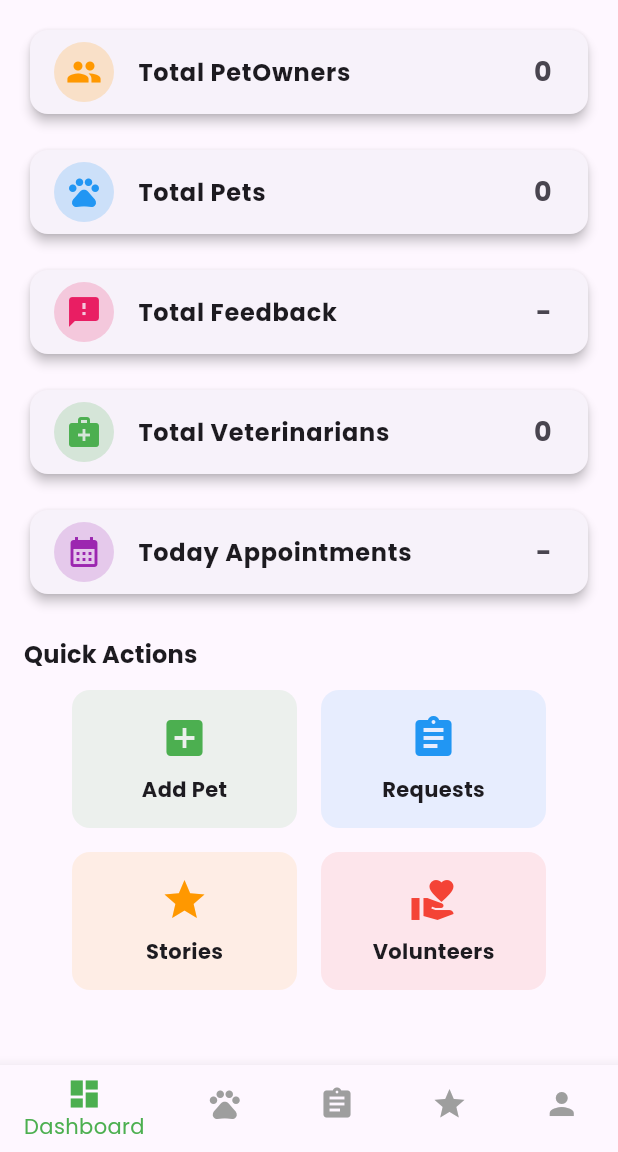
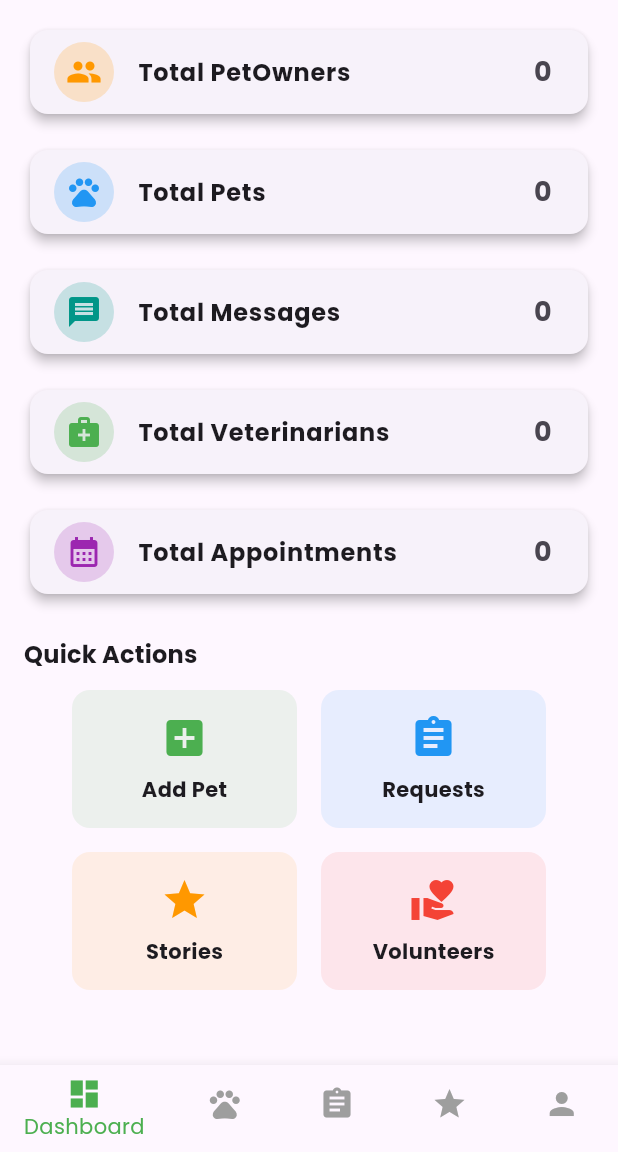
Before and after one commit to syedkashanabbas/PawfectCare, a Flutter app: the ShelterDashboardScreen screen opened by its route, on a phone screen of 412 x 824 dp, the part 84-1236 px from its top. Run offline on Flutter 3.47's test engine with Material 3 defaults, Android fonts, the phone set to English and light mode, and no system bars; our stand-ins replace cloud_firestore, firebase_auth, firebase_core, firebase_database, google_fonts, image_picker and 2 more; accounts and stored records are empty.

Commit message:
Update Dashboard.dart

```diff
--- a/lib/Shelter/Dashboard.dart
+++ b/lib/Shelter/Dashboard.dart
@@ -14,7 +14,6 @@ class ShelterDashboardScreen extends StatelessWidget {
       appBar: AppBar(
         backgroundColor: greenColor,
         title: const Text("Shelter Dashboard", style: TextStyle(color: Colors.white)),
-        // leading: const BackButton(color: Colors.white),
       ),
       drawer: const ShelterDrawer(),
       body: SingleChildScrollView(
@@ -25,11 +24,11 @@ class ShelterDashboardScreen extends StatelessWidget {
             const SizedBox(height: 16),
             _buildPetsCountCard("Total Pets", Icons.pets, Colors.blue),
             const SizedBox(height: 16),
-            _buildStatCard("Total Feedback", "-", Icons.feedback, Colors.pink), // empty for now
+            _buildContactMsgCountCard("Total Messages", Icons.message, Colors.teal),
             const SizedBox(height: 16),
             _buildUserCountCard("Total Veterinarians", "Veterinarian", Icons.medical_services, Colors.green),
             const SizedBox(height: 16),
-            _buildStatCard("Today Appointments", "-", Icons.calendar_month, Colors.purple), // empty for now
+            _buildAppointmentsCountCard("Total Appointments", Icons.calendar_month, Colors.purple),
             const SizedBox(height: 24),
 
             Align(
@@ -97,6 +96,36 @@ class ShelterDashboardScreen extends StatelessWidget {
     );
   }
 
+  /// Realtime DB appointments count
+  Widget _buildAppointmentsCountCard(String title, IconData icon, Color color) {
+    return StreamBuilder(
+      stream: FirebaseDatabase.instance.ref("appointments").onValue,
+      builder: (context, snapshot) {
+        if (!snapshot.hasData || snapshot.data!.snapshot.value == null) {
+          return _buildStatCard(title, "0", icon, color);
+        }
+        final appointMap = Map<dynamic, dynamic>.from(snapshot.data!.snapshot.value as Map);
+        final totalAppointments = appointMap.length.toString();
+        return _buildStatCard(title, totalAppointments, icon, color);
+      },
+    );
+  }
+
+  /// Realtime DB contact_messages count
+  Widget _buildContactMsgCountCard(String title, IconData icon, Color color) {
+    return StreamBuilder(
+      stream: FirebaseDatabase.instance.ref("contact_messages").onValue,
+      builder: (context, snapshot) {
+        if (!snapshot.hasData || snapshot.data!.snapshot.value == null) {
+          return _buildStatCard(title, "0", icon, color);
+        }
+        final msgMap = Map<dynamic, dynamic>.from(snapshot.data!.snapshot.value as Map);
+        final totalMsgs = msgMap.length.toString();
+        return _buildStatCard(title, totalMsgs, icon, color);
+      },
+    );
+  }
+
   Widget _buildStatCard(String title, String value, IconData icon, Color color) {
     return Card(
       shape: RoundedRectangleBorder(borderRadius: BorderRadius.circular(12)),
```
